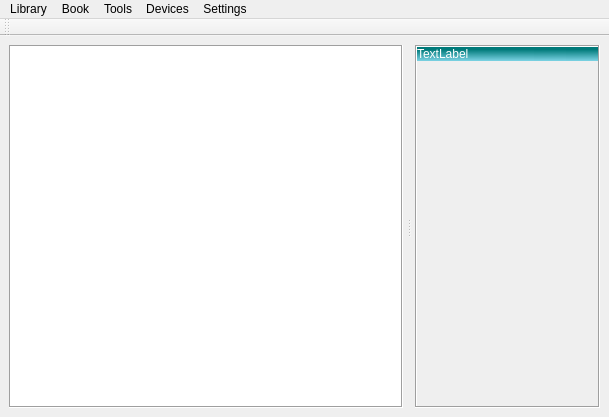
This is src/main.ui in chrmorais/aranduka as Qt 5 draws it before an edit. The edited form follows.
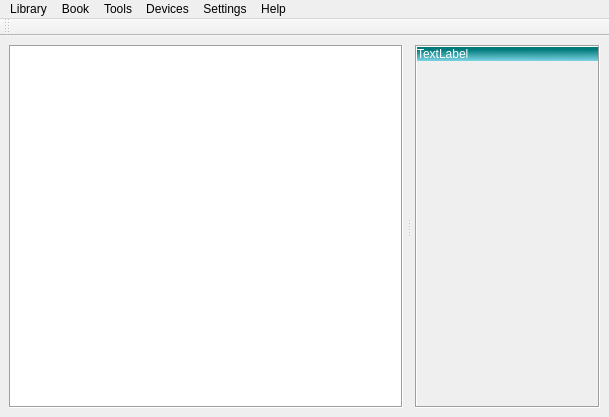
This is the edited form. Icons and pictures are not drawn.

Commit message: Crappy About Dialog

Diff of the .ui file:
```diff
--- a/src/main.ui
+++ b/src/main.ui
@@ -284,11 +284,18 @@
     </property>
     <addaction name="actionPlugins"/>
    </widget>
+   <widget class="QMenu" name="menuHelp">
+    <property name="title">
+     <string>Help</string>
+    </property>
+    <addaction name="actionAbout"/>
+   </widget>
    <addaction name="menuLibrary"/>
    <addaction name="menuBook"/>
    <addaction name="menuTools"/>
    <addaction name="menuDevices"/>
    <addaction name="menuSettings"/>
+   <addaction name="menuHelp"/>
   </widget>
   <widget class="QToolBar" name="searchBar">
    <property name="windowTitle">
```
Left out of the diff: 12 changed lines with no effect on the pictures. The commit also changes 4 other files.
